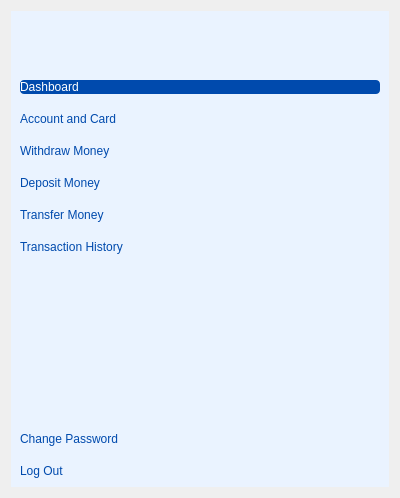
This is resources/ui-files/navbar.ui in Errol-Anthony-Jano/CC15-Final-Project as Qt 5 draws it before an edit. The edited form follows.
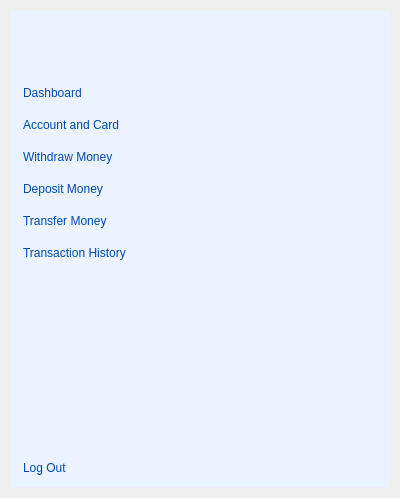
This is the edited form. Icons and pictures are not drawn.

Commit message: Added hover behavior to buttons of navbar

```diff
--- a/resources/ui-files/navbar.ui
+++ b/resources/ui-files/navbar.ui
@@ -13,6 +13,11 @@
   <property name="windowTitle">
    <string>Form</string>
   </property>
+  <property name="styleSheet">
+   <string notr="true">QPushButton:checked {
+border-left: 4px solid #004aad;
+}</string>
+  </property>
   <layout class="QHBoxLayout" name="horizontalLayout">
    <item>
     <widget class="QGroupBox" name="sidebar_container">
@@ -71,10 +76,15 @@
         <item>
          <widget class="QPushButton" name="btn_dashboard">
           <property name="styleSheet">
-           <string notr="true">text-align: left;
-background: #004aad;
-color: rgb(255, 255, 255);
-border-radius: 4px;</string>
+           <string notr="true">QPushButton {
+background: #eaf3ff;
+color: #004aad;
+text-align: left;
+}
+
+QPushButton:hover {
+border-left: 4px solid #004aad;
+}</string>
           </property>
           <property name="text">
            <string>Dashboard</string>
@@ -97,9 +107,15 @@
            <enum>Qt::LeftToRight</enum>
           </property>
           <property name="styleSheet">
-           <string notr="true">text-align: left;
-border-radius: 4px;
-color: #004aad;</string>
+           <string notr="true">QPushButton {
+background: #eaf3ff;
+color: #004aad;
+text-align: left;
+}
+
+QPushButton:hover {
+border-left: 4px solid #004aad;
+}</string>
           </property>
           <property name="text">
            <string>Account and Card</string>
@@ -122,9 +138,15 @@
            <enum>Qt::LeftToRight</enum>
           </property>
           <property name="styleSheet">
-           <string notr="true">text-align: left;
-border-radius: 4px;
-color: #004aad;</string>
+           <string notr="true">QPushButton {
+background: #eaf3ff;
+color: #004aad;
+text-align: left;
+}
+
+QPushButton:hover {
+border-left: 4px solid #004aad;
+}</string>
           </property>
           <property name="text">
            <string>Withdraw Money</string>
@@ -147,9 +169,15 @@
            <enum>Qt::LeftToRight</enum>
           </property>
           <property name="styleSheet">
-           <string notr="true">text-align: left;
+           <string notr="true">QPushButton {
+background: #eaf3ff;
 color: #004aad;
-border-radius: 4px;</string>
+text-align: left;
+}
+
+QPushButton:hover {
+border-left: 4px solid #004aad;
+}</string>
           </property>
           <property name="text">
            <string>Deposit Money</string>
@@ -172,9 +200,15 @@
            <enum>Qt::LeftToRight</enum>
           </property>
           <property name="styleSheet">
-           <string notr="true">text-align: left;
-border-radius: 4px;
-color: #004aad;</string>
+           <string notr="true">QPushButton {
+background: #eaf3ff;
+color: #004aad;
+text-align: left;
+}
+
+QPushButton:hover {
+border-left: 4px solid #004aad;
+}</string>
           </property>
           <property name="text">
            <string>Transfer Money</string>
@@ -197,9 +231,15 @@
            <enum>Qt::LeftToRight</enum>
           </property>
           <property name="styleSheet">
-           <string notr="true">text-align: left;
-border-radius: 4px;
-color: #004aad;</string>
+           <string notr="true">QPushButton {
+background: #eaf3ff;
+color: #004aad;
+text-align: left;
+}
+
+QPushButton:hover {
+border-left: 4px solid #004aad;
+}</string>
           </property>
           <property name="text">
            <string>Transaction History</string>
@@ -229,40 +269,21 @@
           </property>
          </spacer>
         </item>
-        <item>
-         <widget class="QPushButton" name="btn_change_password">
-          <property name="layoutDirection">
-           <enum>Qt::LeftToRight</enum>
-          </property>
-          <property name="styleSheet">
-           <string notr="true">text-align: left;
-color: #004aad;
-border-radius: 4px;</string>
-          </property>
-          <property name="text">
-           <string>Change Password</string>
-          </property>
-          <property name="icon">
-           <iconset>
-            <normaloff>../icons/lock_24dp_004AAD_FILL0_wght400_GRAD0_opsz24.svg</normaloff>../icons/lock_24dp_004AAD_FILL0_wght400_GRAD0_opsz24.svg</iconset>
-          </property>
-          <property name="iconSize">
-           <size>
-            <width>32</width>
-            <height>32</height>
-           </size>
-          </property>
-         </widget>
-        </item>
         <item>
          <widget class="QPushButton" name="btn_logout">
           <property name="layoutDirection">
            <enum>Qt::LeftToRight</enum>
           </property>
           <property name="styleSheet">
-           <string notr="true">text-align: left;
+           <string notr="true">QPushButton {
+background: #eaf3ff;
 color: #004aad;
-border-radius: 4px;</string>
+text-align: left;
+}
+
+QPushButton:hover {
+border-left: 4px solid #004aad;
+}</string>
           </property>
           <property name="text">
            <string>Log Out</string>
```
Left out of the diff: 28 changed lines with no effect on the pictures.
